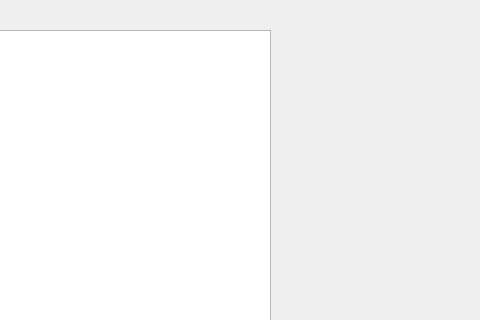
The window that qt5_study/HelloQt/mainwindow.ui (happyrabbit456/Qt5_dev) describes before a commit, drawn with Qt 5; both pictures show x 320 to 800 and y 0 to 320 of the 800 by 600 pixel window.
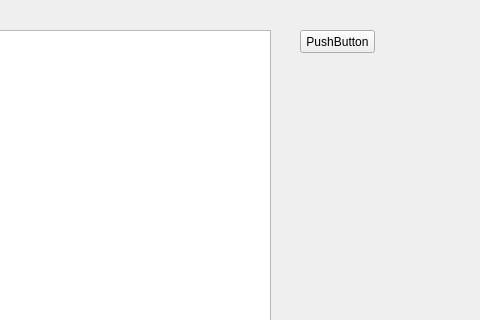
The same window after the commit.

The edit to the form file:
```diff
--- a/qt5_study/HelloQt/mainwindow.ui
+++ b/qt5_study/HelloQt/mainwindow.ui
@@ -24,6 +24,19 @@
      </rect>
     </property>
    </widget>
+   <widget class="QPushButton" name="pushButton">
+    <property name="geometry">
+     <rect>
+      <x>620</x>
+      <y>30</y>
+      <width>75</width>
+      <height>23</height>
+     </rect>
+    </property>
+    <property name="text">
+     <string>PushButton</string>
+    </property>
+   </widget>
   </widget>
   <widget class="QMenuBar" name="menubar">
    <property name="geometry">
```
